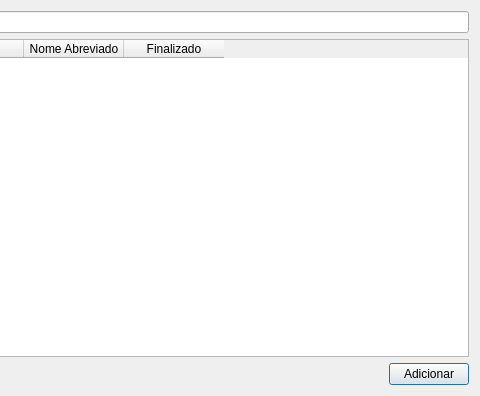
Qt form uis/mProjects.ui (dsgoficial/SAP_Gerente) before a commit; both pictures show x 388 to 868 and y 0 to 396 of the 868 by 396 pixel window.
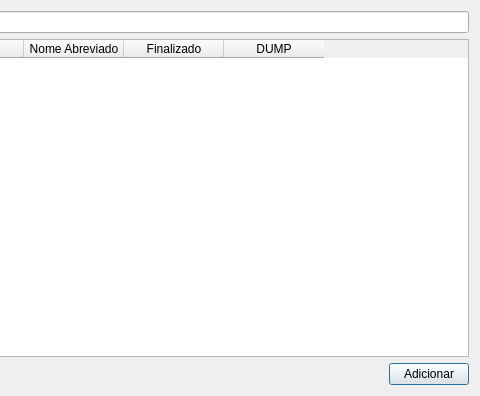
The same form after that commit.

```diff
--- a/uis/mProjects.ui
+++ b/uis/mProjects.ui
@@ -53,6 +53,11 @@
        <string>Finalizado</string>
       </property>
      </column>
+     <column>
+      <property name="text">
+       <string>DUMP</string>
+      </property>
+     </column>
     </widget>
    </item>
    <item row="2" column="0">
```
